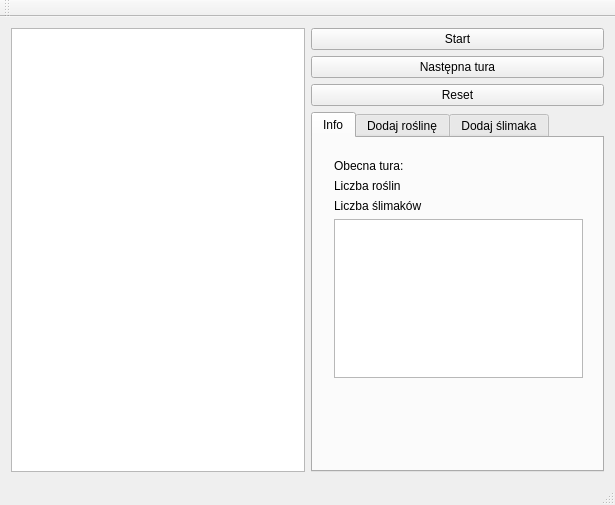
Before: the Qt Designer form mainwindow.ui in KarolStachurka/PJC, drawn with Qt 5.
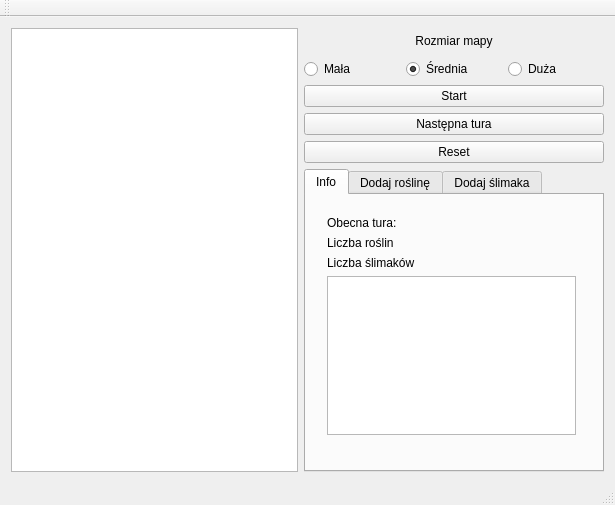
After: the same form once the commit is applied. The open tabs and pages were chosen to show the change.

```diff
--- a/mainwindow.ui
+++ b/mainwindow.ui
@@ -36,10 +36,76 @@
        <enum>QLayout::SetNoConstraint</enum>
       </property>
       <item>
-       <widget class="QGraphicsView" name="qBoard"/>
+       <widget class="QGraphicsView" name="qBoard">
+        <property name="sizePolicy">
+         <sizepolicy hsizetype="Expanding" vsizetype="Expanding">
+          <horstretch>0</horstretch>
+          <verstretch>0</verstretch>
+         </sizepolicy>
+        </property>
+       </widget>
       </item>
       <item>
        <layout class="QVBoxLayout" name="verticalLayout_2">
+        <property name="sizeConstraint">
+         <enum>QLayout::SetFixedSize</enum>
+        </property>
+        <item>
+         <layout class="QGridLayout" name="gridLayout_2">
+          <item row="1" column="0">
+           <widget class="QRadioButton" name="mapSmall">
+            <property name="text">
+             <string>Mała</string>
+            </property>
+            <property name="checked">
+             <bool>false</bool>
+            </property>
+           </widget>
+          </item>
+          <item row="1" column="1">
+           <widget class="QRadioButton" name="mapMedium">
+            <property name="text">
+             <string>Średnia</string>
+            </property>
+            <property name="checked">
+             <bool>true</bool>
+            </property>
+           </widget>
+          </item>
+          <item row="1" column="2">
+           <widget class="QRadioButton" name="mapHuge">
+            <property name="text">
+             <string>Duża</string>
+            </property>
+           </widget>
+          </item>
+          <item row="0" column="0" colspan="3">
+           <widget class="QLabel" name="titleLabel1">
+            <property name="sizePolicy">
+             <sizepolicy hsizetype="Minimum" vsizetype="Minimum">
+              <horstretch>0</horstretch>
+              <verstretch>0</verstretch>
+             </sizepolicy>
+            </property>
+            <property name="maximumSize">
+             <size>
+              <width>16777215</width>
+              <height>25</height>
+             </size>
+            </property>
+            <property name="layoutDirection">
+             <enum>Qt::LeftToRight</enum>
+            </property>
+            <property name="text">
+             <string>Rozmiar mapy</string>
+            </property>
+            <property name="alignment">
+             <set>Qt::AlignCenter</set>
+            </property>
+           </widget>
+          </item>
+         </layout>
+        </item>
         <item>
          <widget class="QPushButton" name="automaticMode">
           <property name="text">
@@ -63,6 +129,24 @@
         </item>
         <item>
          <widget class="QTabWidget" name="tabWidget">
+          <property name="sizePolicy">
+           <sizepolicy hsizetype="Minimum" vsizetype="Minimum">
+            <horstretch>0</horstretch>
+            <verstretch>0</verstretch>
+           </sizepolicy>
+          </property>
+          <property name="minimumSize">
+           <size>
+            <width>300</width>
+            <height>300</height>
+           </size>
+          </property>
+          <property name="baseSize">
+           <size>
+            <width>300</width>
+            <height>300</height>
+           </size>
+          </property>
           <property name="currentIndex">
            <number>2</number>
           </property>
```
Left out of the diff: 2 changed lines with no effect on the pictures.
